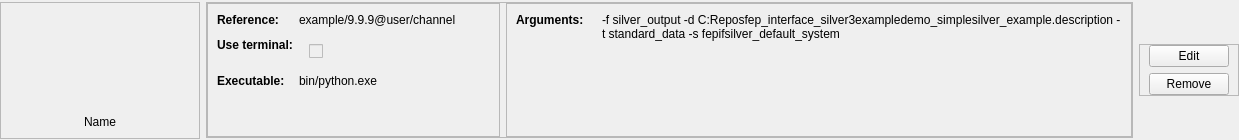
goszpeti/conan_explorer, file src/conan_app_launcher/ui/views/app_grid/app_link.ui: the form before one commit.
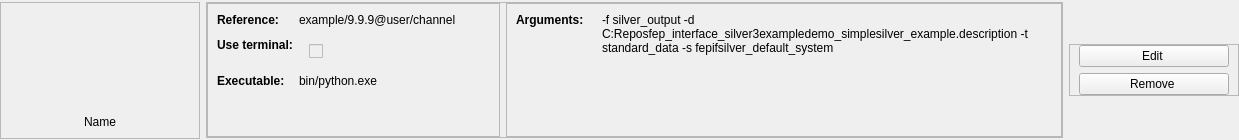
The form after the commit. Custom widgets are drawn as their Qt base class.

```diff
--- a/src/conan_app_launcher/ui/views/app_grid/app_link.ui
+++ b/src/conan_app_launcher/ui/views/app_grid/app_link.ui
@@ -349,7 +349,7 @@
      </property>
      <layout class="QVBoxLayout" name="verticalLayout">
       <property name="sizeConstraint">
-       <enum>QLayout::SetFixedSize</enum>
+       <enum>QLayout::SetMinAndMaxSize</enum>
       </property>
       <property name="topMargin">
        <number>0</number>
@@ -367,31 +367,43 @@
         </property>
         <property name="minimumSize">
          <size>
-          <width>80</width>
+          <width>150</width>
           <height>0</height>
          </size>
         </property>
+        <property name="maximumSize">
+         <size>
+          <width>150</width>
+          <height>16777215</height>
+         </size>
+        </property>
         <property name="text">
-         <string>Edit</string>
+         <string>Edit </string>
         </property>
        </widget>
       </item>
       <item>
        <widget class="QPushButton" name="remove_button">
         <property name="sizePolicy">
-         <sizepolicy hsizetype="Fixed" vsizetype="Fixed">
+         <sizepolicy hsizetype="Preferred" vsizetype="Fixed">
           <horstretch>0</horstretch>
           <verstretch>0</verstretch>
          </sizepolicy>
         </property>
         <property name="minimumSize">
          <size>
-          <width>80</width>
+          <width>150</width>
           <height>0</height>
          </size>
         </property>
+        <property name="maximumSize">
+         <size>
+          <width>150</width>
+          <height>16777215</height>
+         </size>
+        </property>
         <property name="text">
-         <string>Remove</string>
+         <string>Remove </string>
         </property>
        </widget>
       </item>
```
